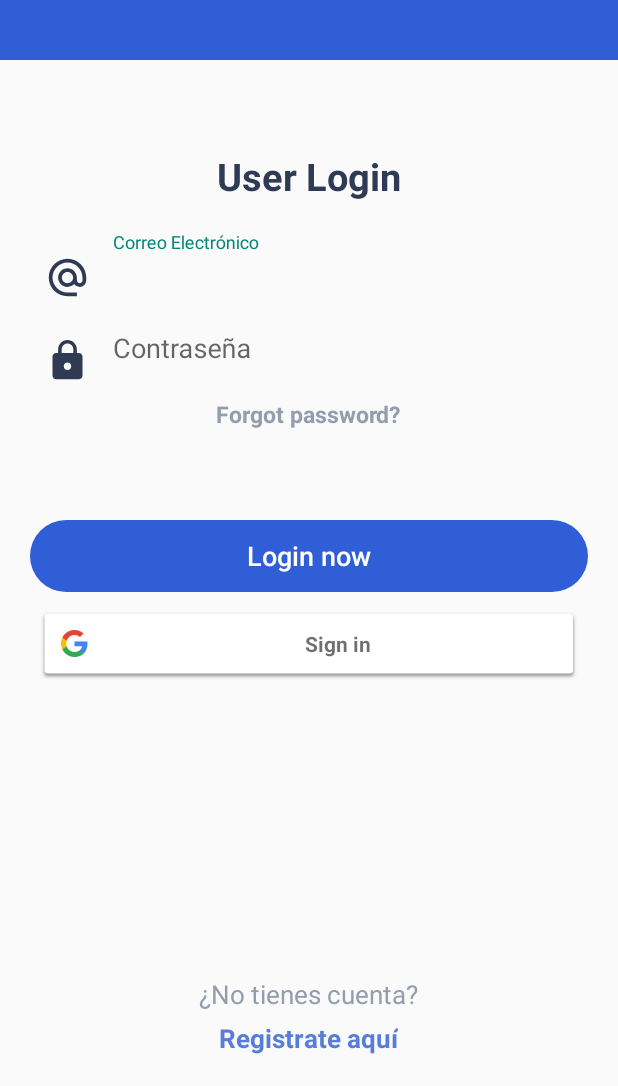
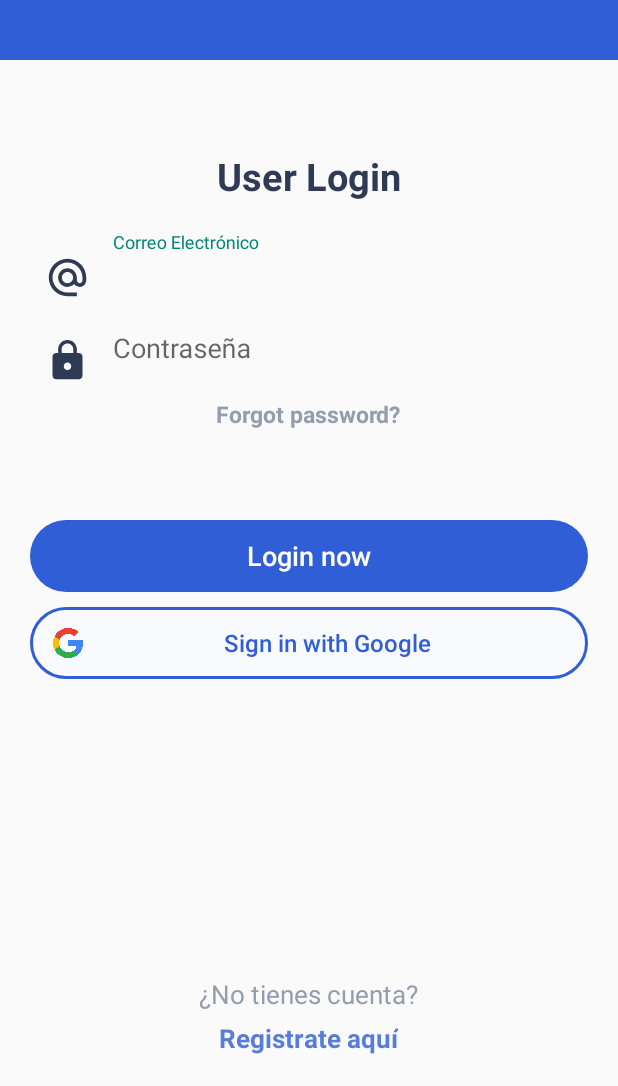
Before and after one commit to cesaroer/SocialMediaGamer, an Android app: the screen it shows after launch (MainActivity), on a phone screen of 412 x 824 dp, the part 150-1236 px from its top. Run offline under Robolectric (Android 15) with nearby library versions, the phone set to English and light mode, and no system bars; our stand-ins replace Firebase (no records; nobody signed in at launch, a user with empty details on screens opened directly); plain views replace CutCornerView, TriangleView.

Commit message:
Sign in button for google style changed

```diff
--- a/app/src/main/java/com/example/socialmediagamer/MainActivity.java
+++ b/app/src/main/java/com/example/socialmediagamer/MainActivity.java
@@ -8,6 +8,7 @@ import android.content.Intent;
 import android.os.Bundle;
 import android.util.Log;
 import android.view.View;
+import android.widget.Button;
 import android.widget.TextView;
 import android.widget.Toast;
 
@@ -32,7 +33,7 @@ public class MainActivity extends AppCompatActivity {
     TextView mTextViewRegister;
     TextInputEditText mTextInputEmail, mTextInputPassword;
     AppCompatButton mBtnLogin;
-    SignInButton mButtonGoogle;
+    Button mButtonGoogle;
 
     // Firebase
     FirebaseAuth mAuth;
--- /dev/null
+++ b/app/src/main/res/drawable/icon_google.xml
@@ -0,0 +1,10 @@
+<?xml version="1.0" encoding="utf-8"?>
+<layer-list xmlns:android="http://schemas.android.com/apk/res/android" >
+
+    <item
+        android:drawable="@drawable/google_logo"
+        android:width="20dp"
+        android:height="20dp"
+        />
+
+</layer-list >
--- /dev/null
+++ b/app/src/main/res/drawable/rounded_btn_with_border.xml
@@ -0,0 +1,15 @@
+<?xml version="1.0" encoding="utf-8"?>
+<shape xmlns:android="http://schemas.android.com/apk/res/android"
+    android:shape="rectangle">
+
+    <solid
+        android:color="#F9FAFD" />
+    <corners
+        android:radius="50dp" />
+
+    <stroke
+        android:width="2dip"
+        android:color="@color/accent" >
+    </stroke>
+
+</shape>
--- a/app/src/main/res/layout/activity_main.xml
+++ b/app/src/main/res/layout/activity_main.xml
@@ -155,16 +155,27 @@
             android:text="Login now"
             android:textAllCaps="false"
             android:textColor="@color/white"
-            android:textSize="18dp"
+            android:textSize="18sp"
             android:textStyle="normal" />
 
-        <com.google.android.gms.common.SignInButton
+        <Button
             android:id="@+id/btnLoginGoogle"
             android:layout_width="match_parent"
             android:layout_height="wrap_content"
+            android:layout_marginLeft="20dp"
             android:layout_marginTop="10dp"
-            android:layout_marginRight="25dp"
-            android:layout_marginLeft="25dp"/>
+            android:layout_marginRight="20dp"
+            android:paddingStart="15dip"
+            android:paddingEnd="16dip"
+            android:background="@drawable/rounded_btn_with_border"
+            app:elevation="2dp"
+            android:stateListAnimator="@null"
+            android:text="Sign in with Google"
+            android:textSize="16sp"
+            android:textColor="@color/accent"
+            android:textAllCaps="false"
+            android:drawablePadding="5dip"
+            app:drawableStartCompat="@drawable/icon_google" />
 
 
     </LinearLayout>
```
Also changed, not shown: app/src/main/res/drawable/google_logo.png (added).
